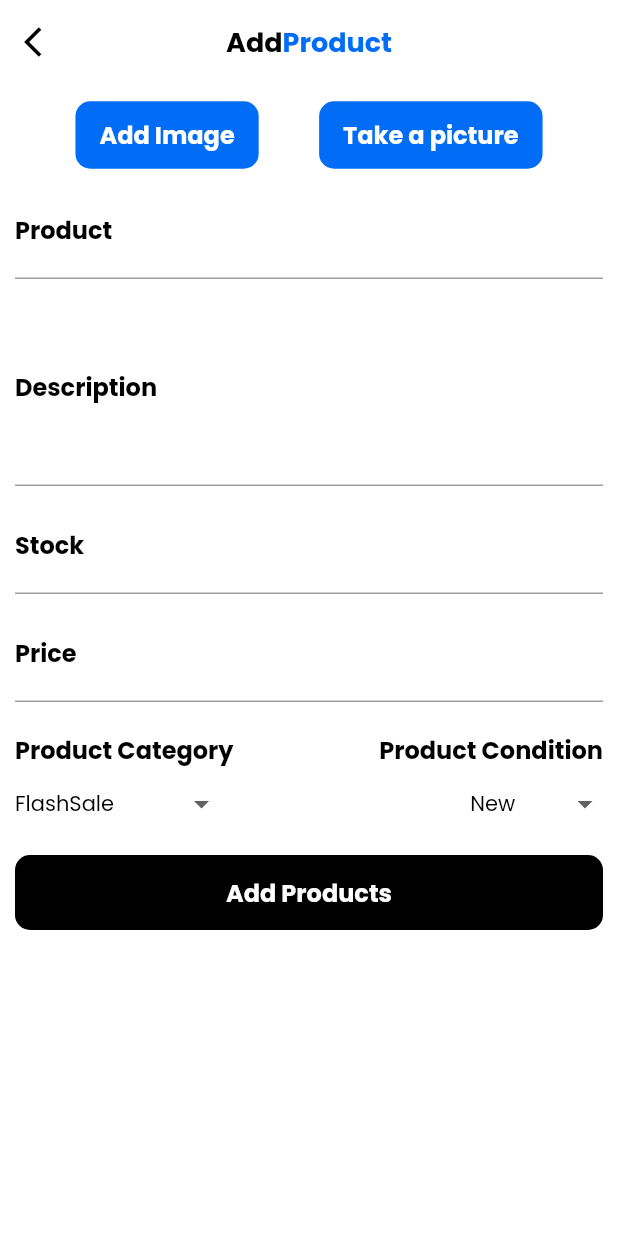
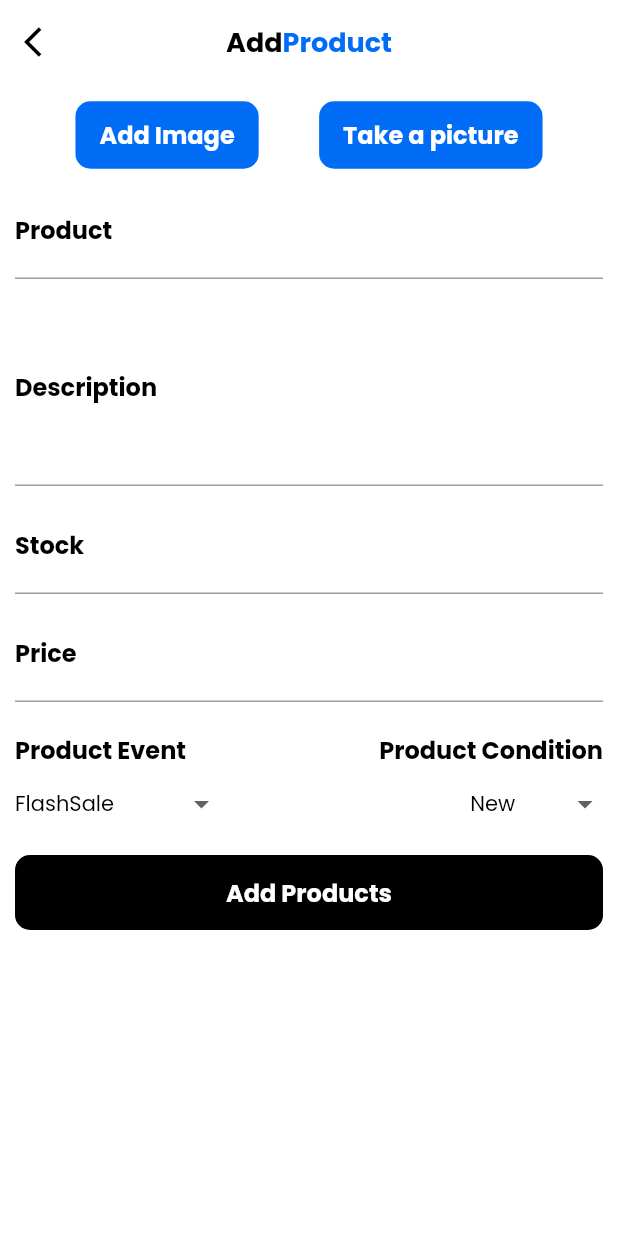
Before and after one commit to achmadrizkin/flutter_ecommerce, a Flutter app: the AddProductAdmin screen opened directly, on a phone screen of 412 x 824 dp. Run offline on Flutter 3.47's test engine with Material 2 defaults, Android fonts, the phone set to English and light mode, and no system bars; our stand-ins replace cloud_firestore, curved_navigation_bar, firebase_core, firebase_storage, image_picker; accounts and stored records are empty.

Commit message:
change text

```diff
--- a/lib/ui/page-3/addProductAdmin.dart
+++ b/lib/ui/page-3/addProductAdmin.dart
@@ -343,7 +343,7 @@ class _AddProductAdminState extends State<AddProductAdmin> {
                   Row(
                     mainAxisAlignment: MainAxisAlignment.spaceBetween,
                     children: [
-                      Text('Product Category',
+                      Text('Product Event',
                           style: TextStyle(
                               fontFamily: 'PoppinsBold',
                               color: Colors.black,
```
